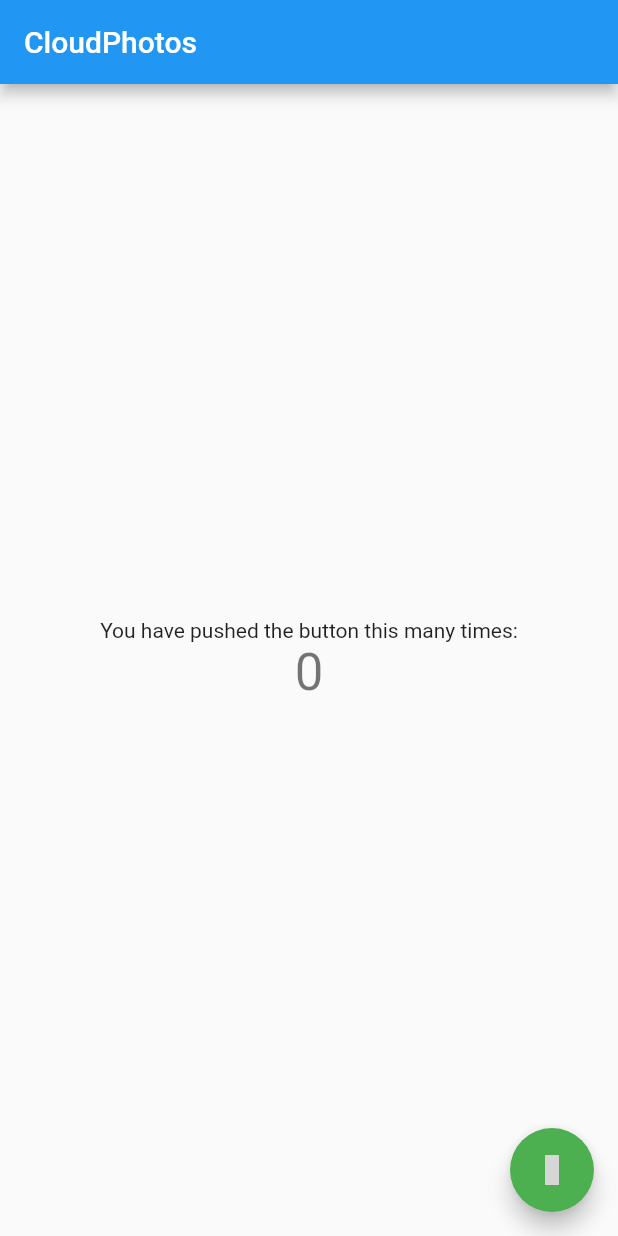
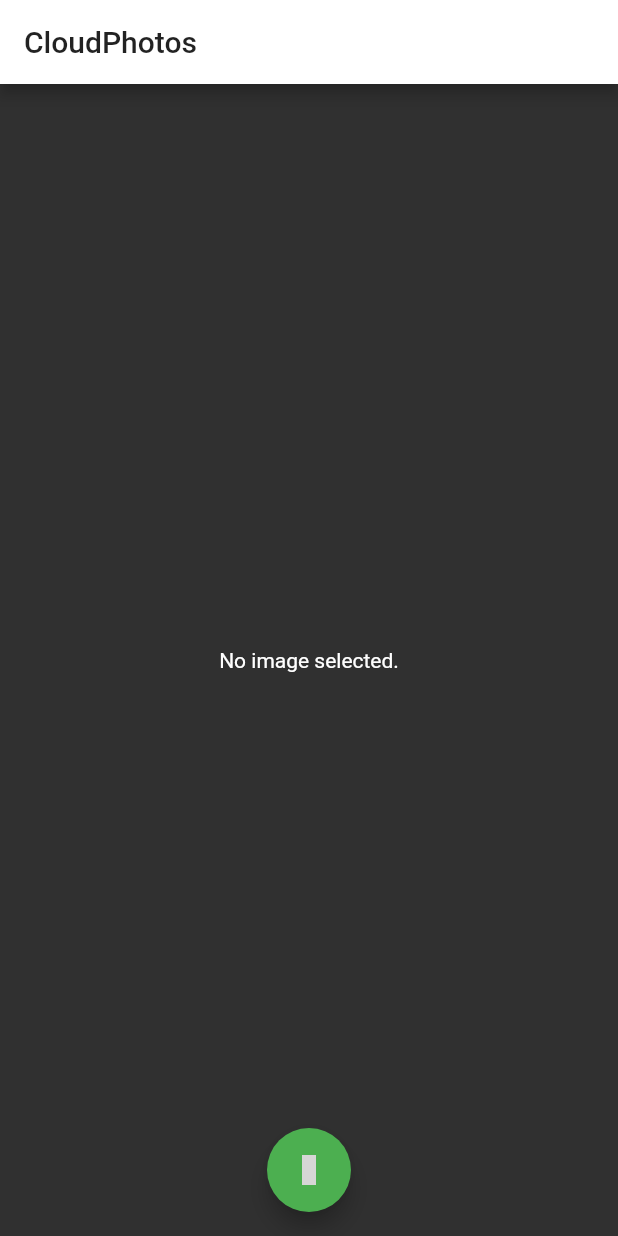
Before and after one commit to DanielLokk/cloudphotos, a Flutter app: the screen it shows after launch, on a phone screen of 412 x 824 dp. Run offline on Flutter 3.47's test engine with Material 2 defaults, Android fonts, the phone set to English and light mode, and no system bars; our stand-ins replace image_picker, material_design_icons_flutter; grey boxes are pictures that could not be loaded.

Commit message:
es poden pujar fotos

```diff
--- a/lib/main.dart
+++ b/lib/main.dart
@@ -1,3 +1,6 @@
+import 'dart:io';
+
+import 'package:image_picker/image_picker.dart';
 import 'package:flutter/material.dart';
 import 'package:material_design_icons_flutter/material_design_icons_flutter.dart';
 
@@ -12,7 +15,8 @@
     return MaterialApp(
       title: 'CloudPhotos',
       theme: ThemeData(
-        primarySwatch: Colors.blue,
+        primaryColor: Colors.white,
+        brightness: Brightness.dark,
         visualDensity: VisualDensity.adaptivePlatformDensity,
       ),
       home: MyHomePage(title: 'CloudPhotos'),
@@ -29,11 +33,14 @@
 }
 
 class _MyHomePageState extends State<MyHomePage> {
-  int _counter = 0;
+  File _image;
+  final picker = ImagePicker();
 
-  void _incrementCounter() {
+  Future getImage() async {
+    final pickedFile = await picker.getImage(source: ImageSource.gallery);
+
     setState(() {
-      _counter++;
+      _image = File(pickedFile.path);
     });
   }
 
@@ -44,28 +51,18 @@
         title: Text(widget.title),
       ),
       body: Center(
-        child: Column(
-          mainAxisAlignment: MainAxisAlignment.center,
-          children: <Widget>[
-            Text(
-              'You have pushed the button this many times:',
-            ),
-            Text(
-              '$_counter',
-              style: Theme.of(context).textTheme.headline4,
-            ),
-          ],
-        ),
+        child: _image == null ? Text('No image selected.') : Image.file(_image),
       ),
       floatingActionButton: FloatingActionButton(
         backgroundColor: Colors.green,
-        onPressed: _incrementCounter,
-        tooltip: 'Increment',
+        onPressed: getImage,
+        tooltip: 'Pick Image',
         child: Icon(
           MdiIcons.arrowUpBoldOutline,
           size: 20,
         ),
       ), // This trailing comma makes auto-formatting nicer for build methods.
+      floatingActionButtonLocation: FloatingActionButtonLocation.centerFloat,
     );
   }
 }
--- a/pubspec.yaml
+++ b/pubspec.yaml
@@ -24,6 +24,7 @@
   flutter:
     sdk: flutter
   material_design_icons_flutter: 4.0.5345
+  image_picker:
 
 
   # The following adds the Cupertino Icons font to your application.
```
Also changed, not shown: lib/Component11.dart (deleted, +0 -29 lines), lib/iPhoneXXS11Pro1.dart (deleted, +0 -37 lines), pubspec.lock, 4 other files.
